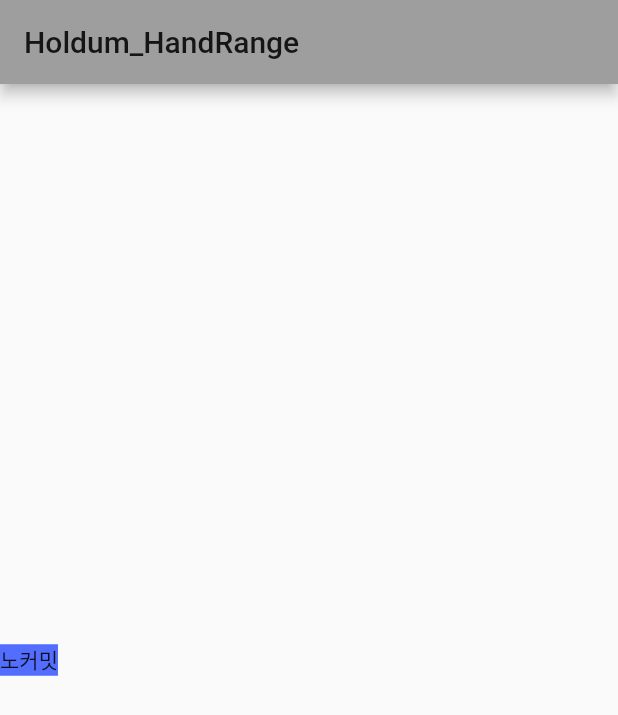
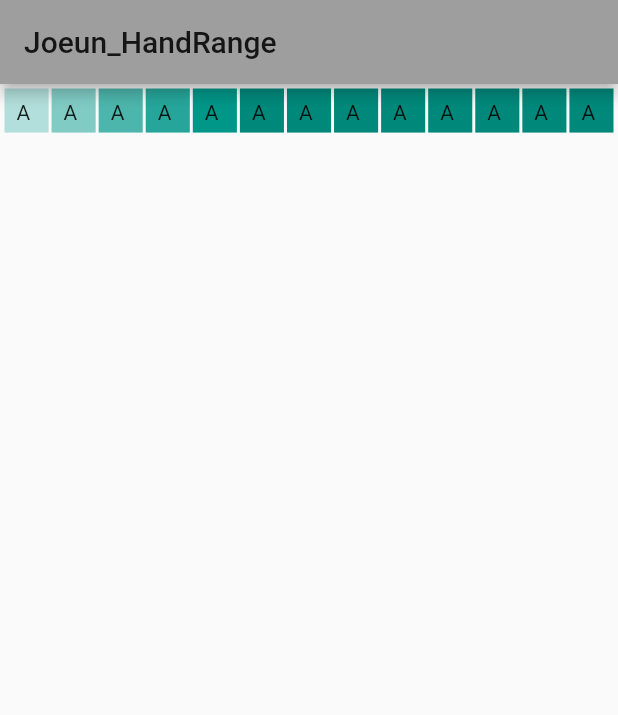
Before and after one commit to Jowooseok/Jowooseok-Flutter_Holdum_Handrange, a Flutter app: the screen it shows after launch, on a phone screen of 412 x 824 dp. Shown: the top 715 px of the screen. Run offline on Flutter 3.47's test engine with Material 2 defaults, Android fonts, the phone set to English and light mode, and no system bars.

Commit message:
GridvIEW 테스트

```diff
--- a/flutter_app/lib/main.dart
+++ b/flutter_app/lib/main.dart
@@ -2,6 +2,18 @@ import 'package:flutter/material.dart';
 
 void main() {
   runApp(MyApp());
+}
+
+String cardIndex(int num) {
+  String hands = '';
+  if (num == 1) {
+    hands = 'AA';
+  } else if (num == 2) {
+    hands = 'KK';
+  } else if (num == 3) {
+    hands = 'QQ';
+  }
+  return hands;
 }
 
 class MyApp extends StatelessWidget {
@@ -31,23 +43,83 @@ class _MyHomePageState extends State<MyHomePage> {
   Widget build(BuildContext context) {
     return Scaffold(
       appBar: AppBar(
-        title: Text('Holdum_HandRange'),
+        title: Text('Joeun_HandRange'),
       ),
       body: Center(
-        child: Column(
-          mainAxisAlignment: MainAxisAlignment.center,
-          children: <Widget>[
-            Row(
-              children: [
-                Container(
-                  child: Text('노커밋'),
-                  color: Colors.indigoAccent,
-                ),
-              ],
-            )
-          ],
-        ),
-      ),
+          child: GridView.count(
+        primary: false,
+        padding: const EdgeInsets.all(3),
+        crossAxisSpacing: 2,
+        mainAxisSpacing: 2,
+        crossAxisCount: 13,
+        children: <Widget>[
+          Container(
+            padding: EdgeInsets.all(8),
+            child: Text('AA'),
+            color: Colors.teal[100],
+          ),
+          Container(
+            padding: const EdgeInsets.all(8),
+            child: const Text('AA'),
+            color: Colors.teal[200],
+          ),
+          Container(
+            padding: const EdgeInsets.all(8),
+            child: const Text('AA'),
+            color: Colors.teal[300],
+          ),
+          Container(
+            padding: const EdgeInsets.all(8),
+            child: const Text('AA'),
+            color: Colors.teal[400],
+          ),
+          Container(
+            padding: const EdgeInsets.all(8),
+            child: const Text('AA'),
+            color: Colors.teal[500],
+          ),
+          Container(
+            padding: const EdgeInsets.all(8),
+            child: const Text('AA'),
+            color: Colors.teal[600],
+          ),
+          Container(
+            padding: const EdgeInsets.all(8),
+            child: const Text('AA'),
+            color: Colors.teal[600],
+          ),
+          Container(
+            padding: const EdgeInsets.all(8),
+            child: const Text('AA'),
+            color: Colors.teal[600],
+          ),
+          Container(
+            padding: const EdgeInsets.all(8),
+            child: const Text('AA'),
+            color: Colors.teal[600],
+          ),
+          Container(
+            padding: const EdgeInsets.all(8),
+            child: const Text('AA'),
+            color: Colors.teal[600],
+          ),
+          Container(
+            padding: const EdgeInsets.all(8),
+            child: const Text('AA'),
+            color: Colors.teal[600],
+          ),
+          Container(
+            padding: const EdgeInsets.all(8),
+            child: const Text('AA'),
+            color: Colors.teal[600],
+          ),
+          Container(
+            padding: const EdgeInsets.all(8),
+            child: const Text('AA'),
+            color: Colors.teal[600],
+          ),
+        ],
+      )),
     );
   }
 }
```
